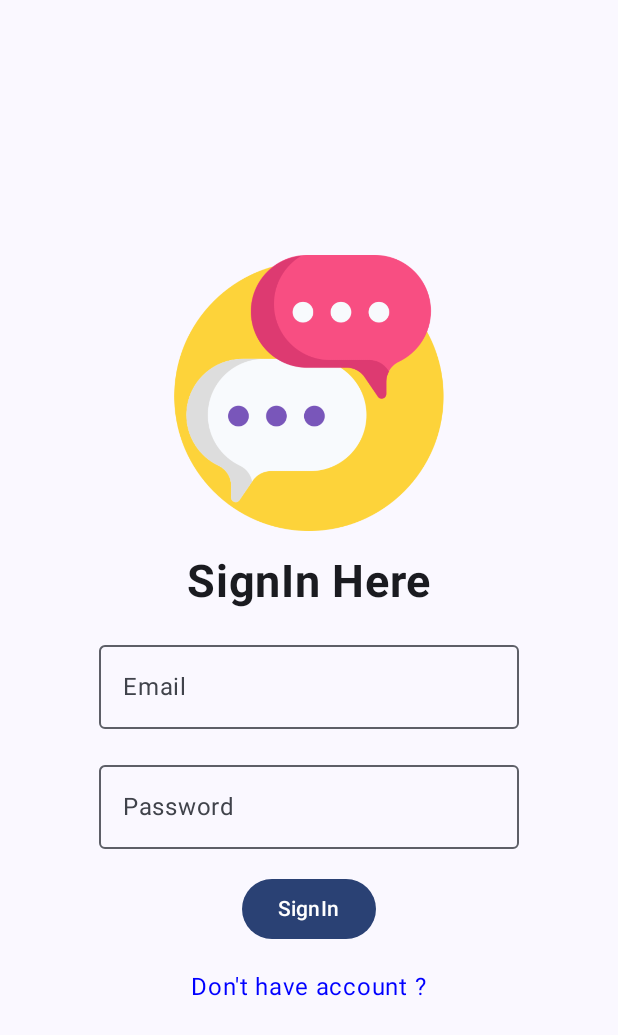
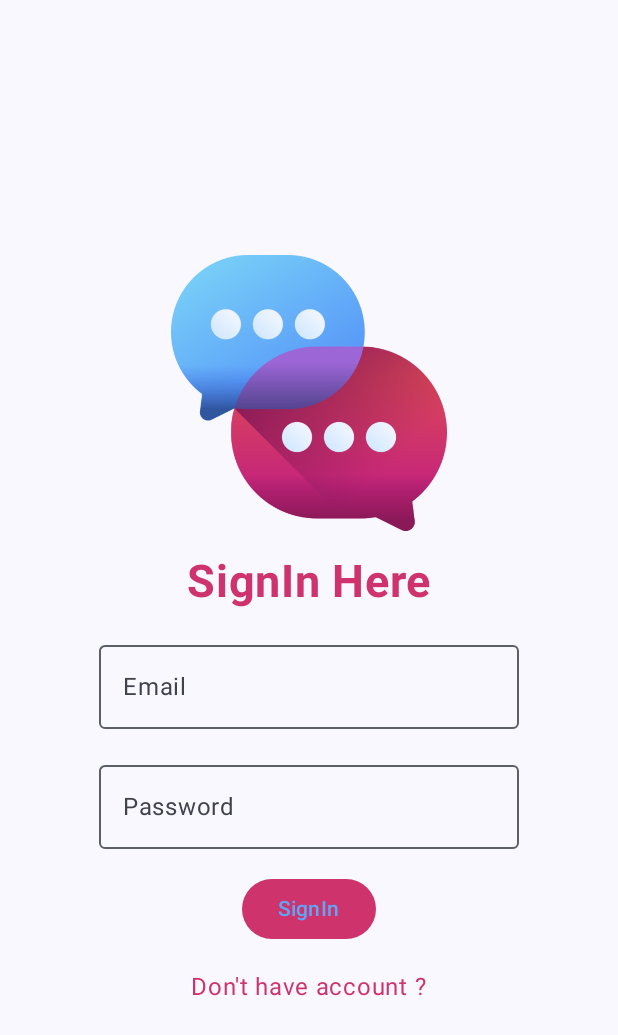
Before and after one commit to Shivanjal00/ChatWave, an Android app built with Jetpack Compose: the screen it shows after launch (MainActivity), after a tap on "Already have account ?", on a phone screen of 412 x 824 dp. Shown: the top 1035 px of the screen. Run offline under Robolectric (Android 15) with nearby library versions, the phone set to English and light mode, and no system bars; our stand-ins replace Dagger/Hilt's generated code, Firebase (no records; nobody signed in at launch, a user with empty details on screens opened directly).

Commit message:
first commit

```diff
--- a/app/src/main/java/com/example/chatwave/MainActivity.kt
+++ b/app/src/main/java/com/example/chatwave/MainActivity.kt
@@ -15,7 +15,9 @@ import androidx.navigation.compose.composable
 import androidx.navigation.compose.rememberNavController
 import com.example.chatwave.Screens.ChatListScreen
 import com.example.chatwave.Screens.LoginScreen
+import com.example.chatwave.Screens.ProfileScreen
 import com.example.chatwave.Screens.SignUpScreen
+import com.example.chatwave.Screens.StatusScreen
 import com.example.chatwave.ui.theme.ChatWaveTheme
 import dagger.hilt.android.AndroidEntryPoint
 
@@ -66,9 +68,14 @@ class MainActivity : ComponentActivity() {
                 LoginScreen(navController = navController,vm = vm)
             }
             composable(DestinationScreens.ChatList.route){
-                ChatListScreen()
+                ChatListScreen(navController = navController, vm = vm)
             }
-
+            composable(DestinationScreens.StatusList.route){
+                StatusScreen(navController = navController, vm = vm)
+            }
+            composable(DestinationScreens.Profile.route){
+                ProfileScreen(navController = navController, vm = vm)
+            }
         }
     }
 }
--- a/app/src/main/java/com/example/chatwave/Screens/ChatListScreen.kt
+++ b/app/src/main/java/com/example/chatwave/Screens/ChatListScreen.kt
@@ -5,9 +5,12 @@ import androidx.compose.material3.Text
 import androidx.compose.runtime.Composable
 import androidx.compose.ui.Modifier
 import androidx.compose.ui.unit.dp
+import androidx.navigation.NavHostController
+import com.example.chatwave.LCViewModel
 
 @Composable
-fun ChatListScreen() {
+fun ChatListScreen(navController: NavHostController, vm: LCViewModel) {
 
     Text(text = "This is chatlist screen", modifier = Modifier.padding(top = 32.dp))
+    BottomNavigationMenu(selectedItem = BottomNavigationItem.CHATLIST, navController = navController)
 }
--- a/app/src/main/java/com/example/chatwave/Screens/LoginScreen.kt
+++ b/app/src/main/java/com/example/chatwave/Screens/LoginScreen.kt
@@ -2,7 +2,6 @@ package com.example.chatwave.Screens
 
 
 import androidx.compose.foundation.Image
-import androidx.compose.foundation.background
 import androidx.compose.foundation.clickable
 import androidx.compose.foundation.layout.Box
 import androidx.compose.foundation.layout.Column
@@ -13,6 +12,7 @@ import androidx.compose.foundation.layout.wrapContentHeight
 import androidx.compose.foundation.rememberScrollState
 import androidx.compose.foundation.verticalScroll
 import androidx.compose.material3.Button
+import androidx.compose.material3.ButtonDefaults
 import androidx.compose.material3.OutlinedTextField
 import androidx.compose.material3.Text
 import androidx.compose.runtime.Composable
@@ -20,7 +20,6 @@ import androidx.compose.runtime.mutableStateOf
 import androidx.compose.runtime.remember
 import androidx.compose.ui.Alignment
 import androidx.compose.ui.Modifier
-import androidx.compose.ui.graphics.Color
 import androidx.compose.ui.platform.LocalFocusManager
 import androidx.compose.ui.res.painterResource
 import androidx.compose.ui.text.font.FontFamily
@@ -34,6 +33,7 @@ import com.example.chatwave.CommonProgressBar
 import com.example.chatwave.DestinationScreens
 import com.example.chatwave.LCViewModel
 import com.example.chatwave.R
+import com.example.chatwave.clr
 import com.example.chatwave.navigateTo
 
 @Composable
@@ -60,7 +60,7 @@ fun LoginScreen(vm : LCViewModel, navController: NavController) {
             val focus = LocalFocusManager.current
 
             Image(
-                painter = painterResource(id = R.drawable.logo), contentDescription = null,
+                painter = painterResource(id = R.drawable.logo2), contentDescription = null,
                 modifier = Modifier
                     .width(200.dp)
                     .padding(top = 16.dp)
@@ -68,7 +68,7 @@ fun LoginScreen(vm : LCViewModel, navController: NavController) {
             )
 
             Text(
-                text = "SignIn Here",
+                text = "SignIn Here", color = clr.r,
                 fontSize = 30.sp, fontFamily = FontFamily.SansSerif, fontWeight = FontWeight.Bold,
                 modifier = Modifier.padding(8.dp)
             )
@@ -94,13 +94,13 @@ fun LoginScreen(vm : LCViewModel, navController: NavController) {
                     vm.logIn(
                         email = emailState.value.text,
                         password = passwordState.value.text
-                    )},
+                    )},colors = ButtonDefaults.buttonColors(clr.r),
                 modifier = Modifier.padding(8.dp),
             ) {
-                Text(text = "SignIn")
+                Text(text = "SignIn", color = clr.b)
             }
             Text(text = "Don't have account ?",
-                color = Color.Blue,
+                color = clr.r,
                 modifier = Modifier
                     .padding(8.dp)
                     .clickable {
--- a/app/src/main/java/com/example/chatwave/Screens/SignUpScreen.kt
+++ b/app/src/main/java/com/example/chatwave/Screens/SignUpScreen.kt
@@ -1,7 +1,6 @@
 package com.example.chatwave.Screens
 
 import androidx.compose.foundation.Image
-import androidx.compose.foundation.background
 import androidx.compose.foundation.clickable
 import androidx.compose.foundation.layout.Box
 import androidx.compose.foundation.layout.Column
@@ -12,15 +11,14 @@ import androidx.compose.foundation.layout.wrapContentHeight
 import androidx.compose.foundation.rememberScrollState
 import androidx.compose.foundation.verticalScroll
 import androidx.compose.material3.Button
+import androidx.compose.material3.ButtonDefaults
 import androidx.compose.material3.OutlinedTextField
 import androidx.compose.material3.Text
 import androidx.compose.runtime.Composable
-import androidx.compose.runtime.mutableStateListOf
 import androidx.compose.runtime.mutableStateOf
 import androidx.compose.runtime.remember
 import androidx.compose.ui.Alignment
 import androidx.compose.ui.Modifier
-import androidx.compose.ui.graphics.Color
 import androidx.compose.ui.platform.LocalFocusManager
 import androidx.compose.ui.res.painterResource
 import androidx.compose.ui.text.font.FontFamily
@@ -34,6 +32,7 @@ import com.example.chatwave.CommonProgressBar
 import com.example.chatwave.DestinationScreens
 import com.example.chatwave.LCViewModel
 import com.example.chatwave.R
+import com.example.chatwave.clr
 import com.example.chatwave.navigateTo
 
 @Composable
@@ -68,7 +67,7 @@ fun SignUpScreen(navController: NavController, vm: LCViewModel)
             val focus = LocalFocusManager.current
 
             Image(
-                painter = painterResource(id = R.drawable.logo), contentDescription = null,
+                painter = painterResource(id = R.drawable.logo2), contentDescription = null,
                 modifier = Modifier
                     .width(200.dp)
                     .padding(top = 16.dp)
@@ -76,7 +75,7 @@ fun SignUpScreen(navController: NavController, vm: LCViewModel)
             )
 
             Text(
-                text = "SignUp Here",
+                text = "SignUp Here", color = clr.r,
                 fontSize = 30.sp, fontFamily = FontFamily.SansSerif, fontWeight = FontWeight.Bold,
                 modifier = Modifier.padding(8.dp)
             )
@@ -122,13 +121,13 @@ fun SignUpScreen(navController: NavController, vm: LCViewModel)
                         email = emailState.value.text,
                         password = passwordState.value.text
                     )
-                },
+                }, colors = ButtonDefaults.buttonColors(clr.r),
                 modifier = Modifier.padding(8.dp),
             ) {
-                Text(text = "SignUp")
+                Text(text = "SignUp", color = clr.b)
             }
             Text(text = "Already have account ?",
-                color = Color.Blue,
+                color = clr.r,
                 modifier = Modifier
                     .padding(8.dp)
                     .clickable {
--- a/app/src/main/java/com/example/chatwave/Screens/StatusScreen.kt
+++ b/app/src/main/java/com/example/chatwave/Screens/StatusScreen.kt
@@ -1,7 +1,10 @@
 package com.example.chatwave.Screens
 
 import androidx.compose.runtime.Composable
+import androidx.navigation.NavController
+import com.example.chatwave.LCViewModel
 
 @Composable
-fun StatusScreen() {
+fun StatusScreen(navController: NavController,vm :LCViewModel) {
+    BottomNavigationMenu(selectedItem = BottomNavigationItem.STATUSLIST, navController = navController)
 }
--- a/app/src/main/java/com/example/chatwave/Util.kt
+++ b/app/src/main/java/com/example/chatwave/Util.kt
@@ -39,6 +39,12 @@ fun CommonProgressBar() {
 }
 
 @Composable
+fun CommonDivider(){
+
+}
+
+
+@Composable
 fun CheckSignedIn(vm : LCViewModel,navController: NavController){
 
     val alreadySignedIn = remember { mutableStateOf(false) }
--- /dev/null
+++ b/app/src/main/java/com/example/chatwave/clr.kt
@@ -0,0 +1,8 @@
+package com.example.chatwave
+
+import androidx.compose.ui.graphics.Color
+
+object clr {
+    val b = Color(0xff5fa5f8)
+    val r = Color(0xffce336c)
+}
--- /dev/null
+++ b/app/src/main/res/drawable/chat.xml
@@ -0,0 +1,5 @@
+<vector xmlns:android="http://schemas.android.com/apk/res/android" android:autoMirrored="true" android:height="24dp" android:tint="#5FA5F8" android:viewportHeight="24" android:viewportWidth="24" android:width="24dp">
+
+    <path android:fillColor="@android:color/white" android:pathData="M20,2L4,2c-1.1,0 -1.99,0.9 -1.99,2L2,22l4,-4h14c1.1,0 2,-0.9 2,-2L22,4c0,-1.1 -0.9,-2 -2,-2zM6,9h12v2L6,11L6,9zM14,14L6,14v-2h8v2zM18,8L6,8L6,6h12v2z"/>
+
+</vector>
--- /dev/null
+++ b/app/src/main/res/drawable/profile.xml
@@ -0,0 +1,5 @@
+<vector xmlns:android="http://schemas.android.com/apk/res/android" android:height="24dp" android:tint="#5FA5F8" android:viewportHeight="24" android:viewportWidth="24" android:width="24dp">
+
+    <path android:fillColor="@android:color/white" android:pathData="M12,12c2.21,0 4,-1.79 4,-4s-1.79,-4 -4,-4 -4,1.79 -4,4 1.79,4 4,4zM12,14c-2.67,0 -8,1.34 -8,4v2h16v-2c0,-2.66 -5.33,-4 -8,-4z"/>
+
+</vector>
--- /dev/null
+++ b/app/src/main/res/drawable/status.xml
@@ -0,0 +1,5 @@
+<vector xmlns:android="http://schemas.android.com/apk/res/android" android:height="24dp" android:tint="#5FA5F8" android:viewportHeight="24" android:viewportWidth="24" android:width="24dp">
+
+    <path android:fillColor="@android:color/white" android:fillType="evenOdd" android:pathData="M12,2C6.48,2 2,6.48 2,12s4.48,10 10,10 10,-4.48 10,-10S17.52,2 12,2zM18,12c0,3.31 -2.69,6 -6,6s-6,-2.69 -6,-6h2c0,2.21 1.79,4 4,4s4,-1.79 4,-4 -1.79,-4 -4,-4v3L8,7l4,-4v3c3.31,0 6,2.69 6,6z"/>
+
+</vector>
```
Also changed, not shown: app/src/main/java/com/example/chatwave/Screens/BottomNavigationMenu.kt (+54 -1 lines), app/src/main/java/com/example/chatwave/Screens/ProfileScreen.kt (+51 -1 lines), app/src/main/java/com/example/chatwave/ui/theme/Color.kt (line endings or trailing spaces), app/src/main/res/drawable/logo2.png (added).
